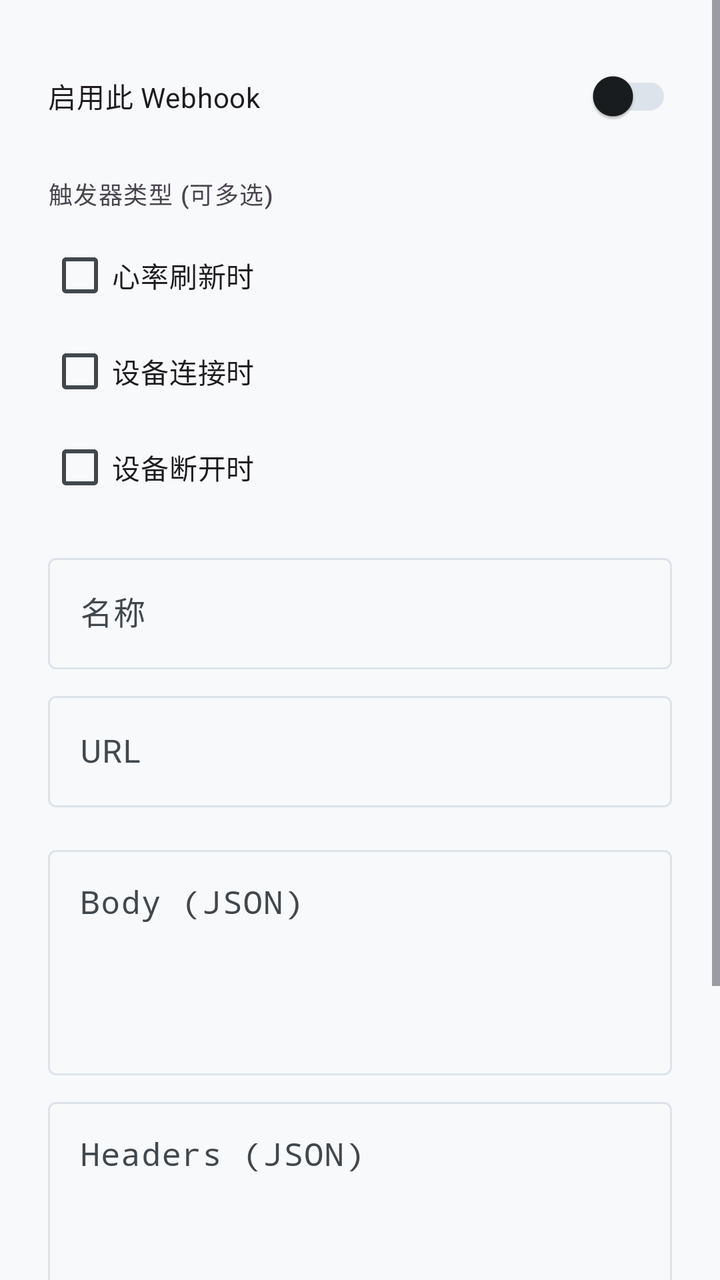
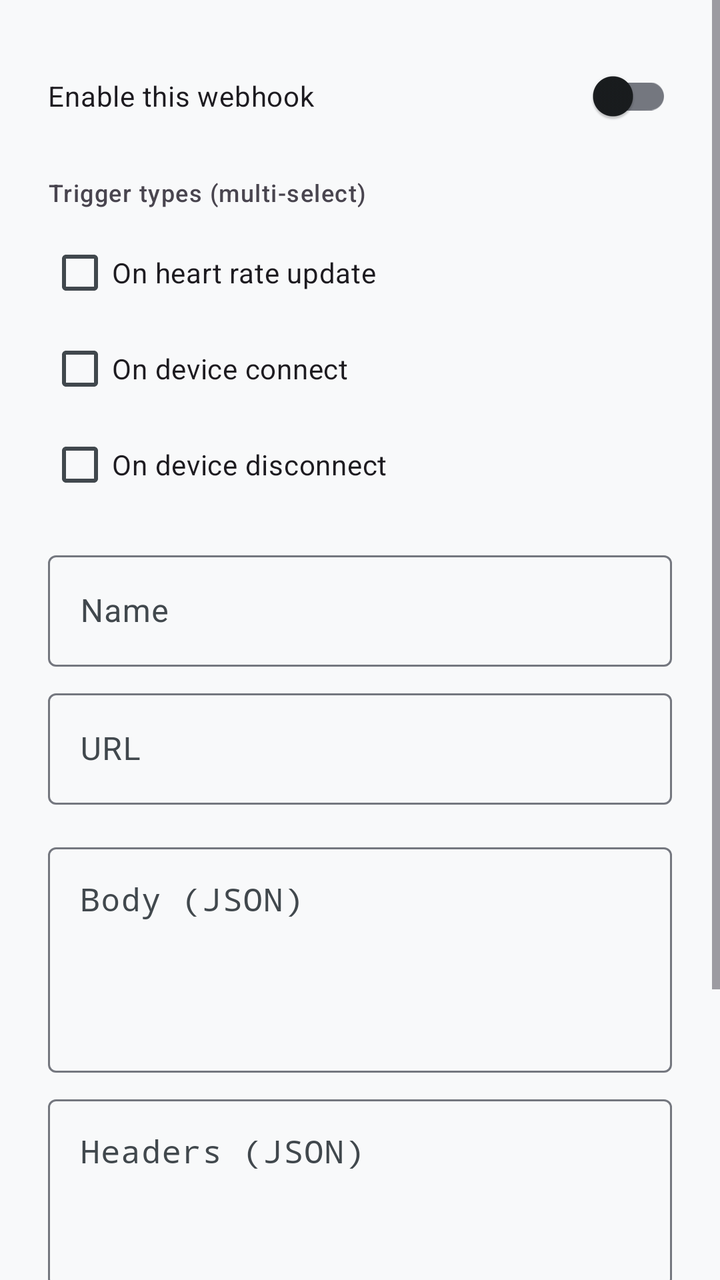

Two renders of the same Android screen: before a commit and after it. Below are the layout's source before the change and the commit's diff.
<!-- AndroidManifest.xml: application theme Theme.HeartRateMonitorMobile -->
<!-- res/layout/dialog_edit_webhook.xml -->
<?xml version="1.0" encoding="utf-8"?>
<ScrollView xmlns:android="http://schemas.android.com/apk/res/android"
    android:layout_width="match_parent"
    android:layout_height="wrap_content">

    <LinearLayout
        android:layout_width="match_parent"
        android:layout_height="wrap_content"
        android:orientation="vertical"
        android:padding="24dp">

        <com.google.android.material.switchmaterial.SwitchMaterial
            android:id="@+id/webhookEnabledSwitch"
            android:layout_width="match_parent"
            android:layout_height="wrap_content"
            android:text="启用此 Webhook"
            android:layout_marginBottom="16dp"/>

        <TextView
            android:layout_width="wrap_content"
            android:layout_height="wrap_content"
            android:text="触发器类型 (可多选)"
            android:textAppearance="?attr/textAppearanceLabelMedium"
            android:layout_marginBottom="8dp"/>

        <CheckBox
            android:id="@+id/checkHeartRateUpdated"
            android:layout_width="match_parent"
            android:layout_height="wrap_content"
            android:text="心率刷新时" />

        <CheckBox
            android:id="@+id/checkConnected"
            android:layout_width="match_parent"
            android:layout_height="wrap_content"
            android:text="设备连接时" />

        <CheckBox
            android:id="@+id/checkDisconnected"
            android:layout_width="match_parent"
            android:layout_height="wrap_content"
            android:layout_marginBottom="16dp"
            android:text="设备断开时" />


        <com.google.android.material.textfield.TextInputLayout
            android:layout_width="match_parent"
            android:layout_height="wrap_content"
            android:hint="名称">

            <com.google.android.material.textfield.TextInputEditText
                android:id="@+id/webhookNameEditText"
                android:layout_width="match_parent"
                android:layout_height="wrap_content" />
        </com.google.android.material.textfield.TextInputLayout>

        <com.google.android.material.textfield.TextInputLayout
            android:layout_width="match_parent"
            android:layout_height="wrap_content"
            android:layout_marginTop="8dp"
            android:hint="URL">

            <com.google.android.material.textfield.TextInputEditText
                android:id="@+id/webhookUrlEditText"
                android:layout_width="match_parent"
                android:layout_height="wrap_content" />
        </com.google.android.material.textfield.TextInputLayout>

        <com.google.android.material.textfield.TextInputLayout
            android:layout_width="match_parent"
            android:layout_height="wrap_content"
            android:layout_marginTop="16dp"
            android:hint="Body (JSON)">

            <com.google.android.material.textfield.TextInputEditText
                android:id="@+id/webhookBodyEditText"
                android:layout_width="match_parent"
                android:layout_height="wrap_content"
                android:gravity="top"
                android:lines="4"
                android:fontFamily="monospace"/>
        </com.google.android.material.textfield.TextInputLayout>

        <com.google.android.material.textfield.TextInputLayout
            android:layout_width="match_parent"
            android:layout_height="wrap_content"
            android:layout_marginTop="8dp"
            android:hint="Headers (JSON)">

            <com.google.android.material.textfield.TextInputEditText
                android:id="@+id/webhookHeadersEditText"
                android:layout_width="match_parent"
                android:layout_height="wrap_content"
                android:gravity="top"
                android:lines="3"
                android:fontFamily="monospace"/>
        </com.google.android.material.textfield.TextInputLayout>

        <Button
            android:id="@+id/testWebhookButton"
            style="@style/Widget.Material3.Button.OutlinedButton"
            android:layout_width="match_parent"
            android:layout_height="wrap_content"
            android:layout_marginTop="16dp"
            android:text="测试发送 (心率: 88)" />

        <TextView
            android:layout_width="wrap_content"
            android:layout_height="wrap_content"
            android:text="测试响应日志"
            android:layout_marginTop="16dp"
            android:textAppearance="?attr/textAppearanceLabelMedium"/>

        <TextView
            android:id="@+id/responseLogTextView"
            android:layout_width="match_parent"
            android:layout_height="wrap_content"
            android:background="?attr/colorSurfaceContainer"
            android:padding="8dp"
            android:minLines="3"
            android:textIsSelectable="true"
            android:fontFamily="monospace"
            android:textAppearance="?attr/textAppearanceBodySmall"/>

    </LinearLayout>
</ScrollView>
<!-- resources referenced by this layout -->
<resources>
  <style name="Theme.HeartRateMonitorMobile" parent="Theme.Material3.DayNight.NoActionBar">
          <item name="colorPrimary">@color/primary_light</item>
          <item name="colorOnPrimary">@color/on_primary_light</item>
          <item name="colorPrimaryContainer">@color/primary_container_light</item>
          <item name="colorOnPrimaryContainer">@color/on_primary_container_light</item>
          <item name="android:colorBackground">@color/background_light</item>
          <item name="colorOnBackground">@color/on_background_light</item>
          <item name="colorSurface">@color/surface_light</item>
          <item name="colorOnSurface">@color/on_surface_light</item>
          <item name="colorSurfaceVariant">@color/surface_variant_light</item>
          <item name="colorOnSurfaceVariant">@color/on_surface_variant_light</item>
          <item name="colorSurfaceContainerLow">@color/surface_light</item>
          <item name="colorSurfaceContainer">@color/surface_light</item>
          <item name="colorSurfaceContainerHigh">@color/surface_variant_light</item>
          <item name="colorOutline">@color/surface_variant_light</item>
  
          <item name="android:statusBarColor">@android:color/transparent</item>
          <item name="android:windowLightStatusBar">true</item>
          <item name="android:navigationBarColor">@android:color/transparent</item>
          <item name="android:windowLightNavigationBar">true</item>
          <item name="android:windowBackground">@color/background_light</item>
      </style>
  <color name="primary_light">#00668B</color>
  <color name="on_primary_light">#FFFFFF</color>
  <color name="primary_container_light">#C3E8FF</color>
  <color name="on_primary_container_light">#001F2D</color>
  <color name="background_light">#F8F9FA</color>
  <color name="on_background_light">#191C1E</color>
  <color name="surface_light">#FFFBFE</color>
  <color name="on_surface_light">#191C1E</color>
  <color name="surface_variant_light">#DDE3EA</color>
  <color name="on_surface_variant_light">#41484D</color>
</resources>

<!-- the commit's change to res/layout/dialog_edit_webhook.xml (unified diff, before → after) -->
@@ -13,13 +13,13 @@
             android:id="@+id/webhookEnabledSwitch"
             android:layout_width="match_parent"
             android:layout_height="wrap_content"
-            android:text="启用此 Webhook"
+            android:text="@string/webhook_enable_this"
             android:layout_marginBottom="16dp"/>
 
         <TextView
             android:layout_width="wrap_content"
             android:layout_height="wrap_content"
-            android:text="触发器类型 (可多选)"
+            android:text="@string/webhook_trigger_types"
             android:textAppearance="?attr/textAppearanceLabelMedium"
             android:layout_marginBottom="8dp"/>
 
@@ -27,26 +27,26 @@
             android:id="@+id/checkHeartRateUpdated"
             android:layout_width="match_parent"
             android:layout_height="wrap_content"
-            android:text="心率刷新时" />
+            android:text="@string/webhook_trigger_hr_updated" />
 
         <CheckBox
             android:id="@+id/checkConnected"
             android:layout_width="match_parent"
             android:layout_height="wrap_content"
-            android:text="设备连接时" />
+            android:text="@string/webhook_trigger_connected" />
 
         <CheckBox
             android:id="@+id/checkDisconnected"
             android:layout_width="match_parent"
             android:layout_height="wrap_content"
             android:layout_marginBottom="16dp"
-            android:text="设备断开时" />
+            android:text="@string/webhook_trigger_disconnected" />
 
 
         <com.google.android.material.textfield.TextInputLayout
             android:layout_width="match_parent"
             android:layout_height="wrap_content"
-            android:hint="名称">
+            android:hint="@string/webhook_name_hint">
 
             <com.google.android.material.textfield.TextInputEditText
                 android:id="@+id/webhookNameEditText"
@@ -102,12 +102,12 @@
             android:layout_width="match_parent"
             android:layout_height="wrap_content"
             android:layout_marginTop="16dp"
-            android:text="测试发送 (心率: 88)" />
+            android:text="@string/webhook_test_send" />
 
         <TextView
             android:layout_width="wrap_content"
             android:layout_height="wrap_content"
-            android:text="测试响应日志"
+            android:text="@string/webhook_test_response_log"
             android:layout_marginTop="16dp"
             android:textAppearance="?attr/textAppearanceLabelMedium"/>
 
<!-- resource entries referenced after the edit -->
@@ -1,5 +1,13 @@
 <!-- resources referenced by this layout -->
 <resources>
+  <string name="webhook_enable_this">Enable this webhook</string>
+  <string name="webhook_name_hint">Name</string>
+  <string name="webhook_test_response_log">Test Response Log</string>
+  <string name="webhook_test_send">Test Send (HR: 88)</string>
+  <string name="webhook_trigger_connected">On device connect</string>
+  <string name="webhook_trigger_disconnected">On device disconnect</string>
+  <string name="webhook_trigger_hr_updated">On heart rate update</string>
+  <string name="webhook_trigger_types">Trigger types (multi-select)</string>
   <style name="Theme.HeartRateMonitorMobile" parent="Theme.Material3.DayNight.NoActionBar">
           <item name="colorPrimary">@color/primary_light</item>
           <item name="colorOnPrimary">@color/on_primary_light</item>
@@ -11,10 +19,11 @@
           <item name="colorOnSurface">@color/on_surface_light</item>
           <item name="colorSurfaceVariant">@color/surface_variant_light</item>
           <item name="colorOnSurfaceVariant">@color/on_surface_variant_light</item>
-          <item name="colorSurfaceContainerLow">@color/surface_light</item>
-          <item name="colorSurfaceContainer">@color/surface_light</item>
-          <item name="colorSurfaceContainerHigh">@color/surface_variant_light</item>
-          <item name="colorOutline">@color/surface_variant_light</item>
+          <item name="colorSurfaceContainerLow">@color/surface_container_low_light</item>
+          <item name="colorSurfaceContainer">@color/surface_container_light</item>
+          <item name="colorSurfaceContainerHigh">@color/surface_container_high_light</item>
+          <item name="colorSurfaceContainerHighest">@color/surface_container_highest_light</item>
+          <item name="colorOutline">@color/outline_light</item>
   
           <item name="android:statusBarColor">@android:color/transparent</item>
           <item name="android:windowLightStatusBar">true</item>
@@ -32,5 +41,10 @@
   <color name="on_surface_light">#191C1E</color>
   <color name="surface_variant_light">#DDE3EA</color>
   <color name="on_surface_variant_light">#41484D</color>
+  <color name="surface_container_low_light">#F3F4F6</color>
+  <color name="surface_container_light">#EDEFF2</color>
+  <color name="surface_container_high_light">#E7EAED</color>
+  <color name="surface_container_highest_light">#E1E5E9</color>
+  <color name="outline_light">#74777F</color>
 </resources>
 
